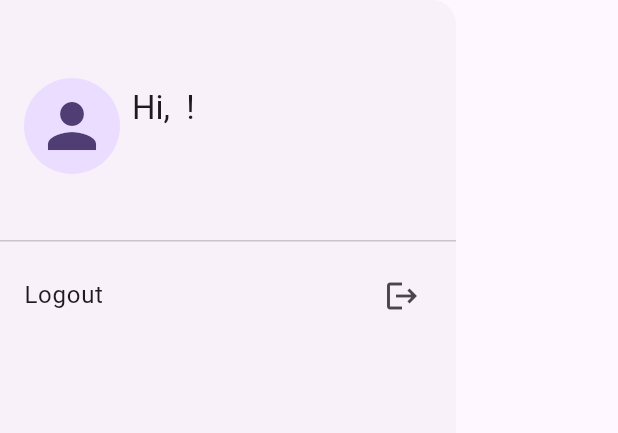
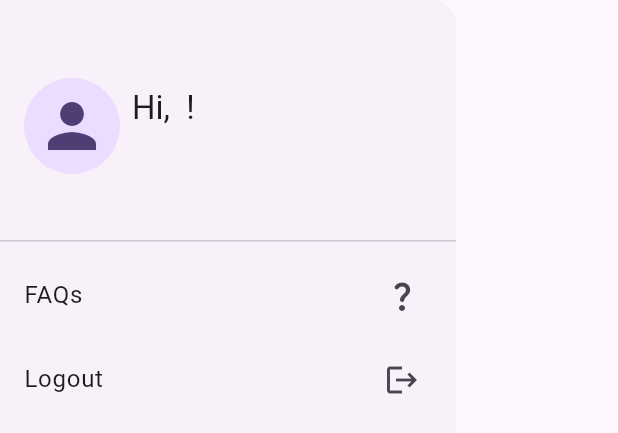
Before and after one commit to markcabalona/tup-ar, a Flutter app: the DashboardDrawer widget shown alone on an empty page, opened directly, on a phone screen of 412 x 824 dp. Shown: the top 433 px of the screen. Run offline on Flutter 3.47's test engine with Material 2 defaults, Android fonts, the phone set to English and light mode, and no system bars; our stand-ins replace auto_size_text, dartz, equatable, firebase_auth, firebase_core, flutter_bloc and 4 more; missing offline and left inert: flutter_unity_widget; accounts and stored records are empty.

Commit message:
faqs: add navigate-to-faqs-button in dashboard

```diff
--- a/lib/features/Authentication/presentation/widgets/authenticated/dashboard_drawer.dart
+++ b/lib/features/Authentication/presentation/widgets/authenticated/dashboard_drawer.dart
@@ -1,5 +1,7 @@
 import 'package:flutter/material.dart';
 import 'package:get_it/get_it.dart';
+import 'package:tup_ar/core/router/app_router.dart';
+import 'package:tup_ar/core/router/routes/app_routes.dart';
 import 'package:tup_ar/features/Authentication/presentation/bloc/authentication_bloc.dart';
 import 'package:tup_ar/features/Authentication/presentation/widgets/authenticated/dashboard_drawer_header.dart';
 
@@ -13,15 +15,26 @@ class DashboardDrawer extends StatelessWidget {
         children: [
           const DashboardDrawerHeader(),
           ListTile(
+            title: const Text('FAQs'),
+            trailing: const Icon(
+              Icons.question_mark_rounded,
+            ),
+            style: ListTileStyle.drawer,
+            onTap: () {
+              AppRouter.push(AppRoutes.faqs);
+            },
+          ),
+          ListTile(
             title: const Text('Logout'),
+            trailing: const Icon(
+              Icons.logout,
+            ),
+            style: ListTileStyle.drawer,
             onTap: () {
               GetIt.instance<AuthenticationBloc>().add(
                 LogoutEvent(),
               );
             },
-            trailing: const Icon(
-              Icons.logout,
-            ),
           ),
         ],
       ),
```
